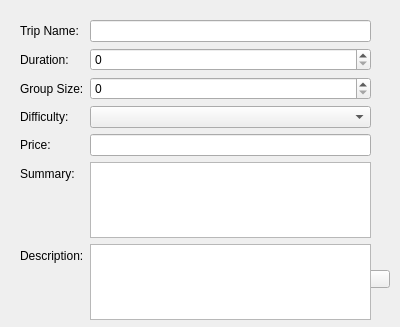
This is AddTripDialog.ui in oppaii230205/travel-agency-management as Qt 5 draws it before an edit. The edited form follows.
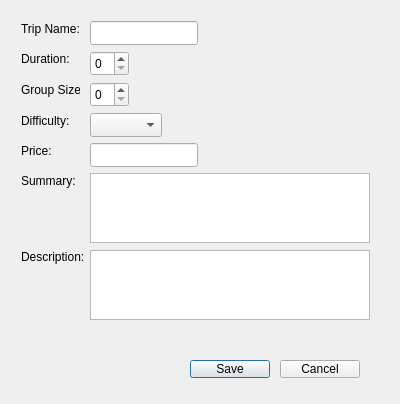
This is the edited form.

Patch:
```diff
--- a/AddTripDialog.ui
+++ b/AddTripDialog.ui
@@ -7,7 +7,7 @@
     <x>0</x>
     <y>0</y>
     <width>400</width>
-    <height>327</height>
+    <height>404</height>
    </rect>
   </property>
   <property name="windowTitle">
@@ -16,8 +16,8 @@
   <widget class="QPushButton" name="btnSave">
    <property name="geometry">
     <rect>
-     <x>220</x>
-     <y>270</y>
+     <x>190</x>
+     <y>360</y>
      <width>80</width>
      <height>18</height>
     </rect>
@@ -29,8 +29,8 @@
   <widget class="QPushButton" name="btnCancel">
    <property name="geometry">
     <rect>
-     <x>310</x>
-     <y>270</y>
+     <x>280</x>
+     <y>360</y>
      <width>80</width>
      <height>18</height>
     </rect>
@@ -39,87 +39,166 @@
     <string>Cancel</string>
    </property>
   </widget>
-  <widget class="QWidget" name="formLayoutWidget">
+  <widget class="QLabel" name="label_2">
    <property name="geometry">
     <rect>
-     <x>20</x>
-     <y>20</y>
-     <width>351</width>
-     <height>300</height>
+     <x>21</x>
+     <y>51</y>
+     <width>52</width>
+     <height>16</height>
     </rect>
    </property>
-   <layout class="QFormLayout" name="formLayout">
-    <item row="0" column="0">
-     <widget class="QLabel" name="label">
-      <property name="text">
-       <string>Trip Name: </string>
-      </property>
-     </widget>
-    </item>
-    <item row="1" column="0">
-     <widget class="QLabel" name="label_2">
-      <property name="text">
-       <string>Duration: </string>
-      </property>
-     </widget>
-    </item>
-    <item row="3" column="0">
-     <widget class="QLabel" name="label_4">
-      <property name="text">
-       <string>Difficulty:</string>
-      </property>
-     </widget>
-    </item>
-    <item row="6" column="0">
-     <widget class="QLabel" name="label_5">
-      <property name="text">
-       <string>Description:</string>
-      </property>
-     </widget>
-    </item>
-    <item row="4" column="0">
-     <widget class="QLabel" name="label_7">
-      <property name="text">
-       <string>Price: </string>
-      </property>
-     </widget>
-    </item>
-    <item row="5" column="0">
-     <widget class="QLabel" name="label_6">
-      <property name="text">
-       <string>Summary:</string>
-      </property>
-     </widget>
-    </item>
-    <item row="0" column="1">
-     <widget class="QLineEdit" name="lineName"/>
-    </item>
-    <item row="1" column="1">
-     <widget class="QSpinBox" name="spinDuration"/>
-    </item>
-    <item row="2" column="1">
-     <widget class="QSpinBox" name="spinGroupSize"/>
-    </item>
-    <item row="3" column="1">
-     <widget class="QComboBox" name="comboDifficulty"/>
-    </item>
-    <item row="4" column="1">
-     <widget class="QLineEdit" name="linePrice"/>
-    </item>
-    <item row="2" column="0">
-     <widget class="QLabel" name="label_3">
-      <property name="text">
-       <string>Group Size:</string>
-      </property>
-     </widget>
-    </item>
-    <item row="5" column="1">
-     <widget class="QPlainTextEdit" name="textSummary"/>
-    </item>
-    <item row="6" column="1">
-     <widget class="QPlainTextEdit" name="textDescription"/>
-    </item>
-   </layout>
+   <property name="text">
+    <string>Duration: </string>
+   </property>
+  </widget>
+  <widget class="QLabel" name="label">
+   <property name="geometry">
+    <rect>
+     <x>21</x>
+     <y>21</y>
+     <width>60</width>
+     <height>16</height>
+    </rect>
+   </property>
+   <property name="text">
+    <string>Trip Name: </string>
+   </property>
+  </widget>
+  <widget class="QLabel" name="label_4">
+   <property name="geometry">
+    <rect>
+     <x>21</x>
+     <y>113</y>
+     <width>51</width>
+     <height>16</height>
+    </rect>
+   </property>
+   <property name="text">
+    <string>Difficulty:</string>
+   </property>
+  </widget>
+  <widget class="QSpinBox" name="spinGroupSize">
+   <property name="geometry">
+    <rect>
+     <x>90</x>
+     <y>82</y>
+     <width>39</width>
+     <height>25</height>
+    </rect>
+   </property>
+  </widget>
+  <widget class="QLabel" name="label_3">
+   <property name="geometry">
+    <rect>
+     <x>21</x>
+     <y>82</y>
+     <width>59</width>
+     <height>16</height>
+    </rect>
+   </property>
+   <property name="text">
+    <string>Group Size:</string>
+   </property>
+  </widget>
+  <widget class="QLineEdit" name="lineName">
+   <property name="geometry">
+    <rect>
+     <x>90</x>
+     <y>21</y>
+     <width>108</width>
+     <height>24</height>
+    </rect>
+   </property>
+  </widget>
+  <widget class="QLineEdit" name="linePrice">
+   <property name="geometry">
+    <rect>
+     <x>90</x>
+     <y>143</y>
+     <width>108</width>
+     <height>24</height>
+    </rect>
+   </property>
+  </widget>
+  <widget class="QLabel" name="label_5">
+   <property name="geometry">
+    <rect>
+     <x>21</x>
+     <y>249</y>
+     <width>63</width>
+     <height>16</height>
+    </rect>
+   </property>
+   <property name="text">
+    <string>Description:</string>
+   </property>
+  </widget>
+  <widget class="QSpinBox" name="spinDuration">
+   <property name="geometry">
+    <rect>
+     <x>90</x>
+     <y>51</y>
+     <width>39</width>
+     <height>25</height>
+    </rect>
+   </property>
+  </widget>
+  <widget class="QComboBox" name="comboDifficulty">
+   <property name="geometry">
+    <rect>
+     <x>90</x>
+     <y>113</y>
+     <width>72</width>
+     <height>24</height>
+    </rect>
+   </property>
+  </widget>
+  <widget class="QPlainTextEdit" name="textDescription">
+   <property name="geometry">
+    <rect>
+     <x>90</x>
+     <y>250</y>
+     <width>280</width>
+     <height>70</height>
+    </rect>
+   </property>
+  </widget>
+  <widget class="QLabel" name="label_7">
+   <property name="geometry">
+    <rect>
+     <x>21</x>
+     <y>143</y>
+     <width>32</width>
+     <height>16</height>
+    </rect>
+   </property>
+   <property name="text">
+    <string>Price: </string>
+   </property>
+  </widget>
+  <widget class="QPlainTextEdit" name="textSummary">
+   <property name="geometry">
+    <rect>
+     <x>90</x>
+     <y>173</y>
+     <width>280</width>
+     <height>70</height>
+    </rect>
+   </property>
+  </widget>
+  <widget class="QLabel" name="label_6">
+   <property name="geometry">
+    <rect>
+     <x>21</x>
+     <y>173</y>
+     <width>54</width>
+     <height>16</height>
+    </rect>
+   </property>
+   <property name="text">
+    <string>Summary:</string>
+   </property>
   </widget>
  </widget>
  <resources/>
```
